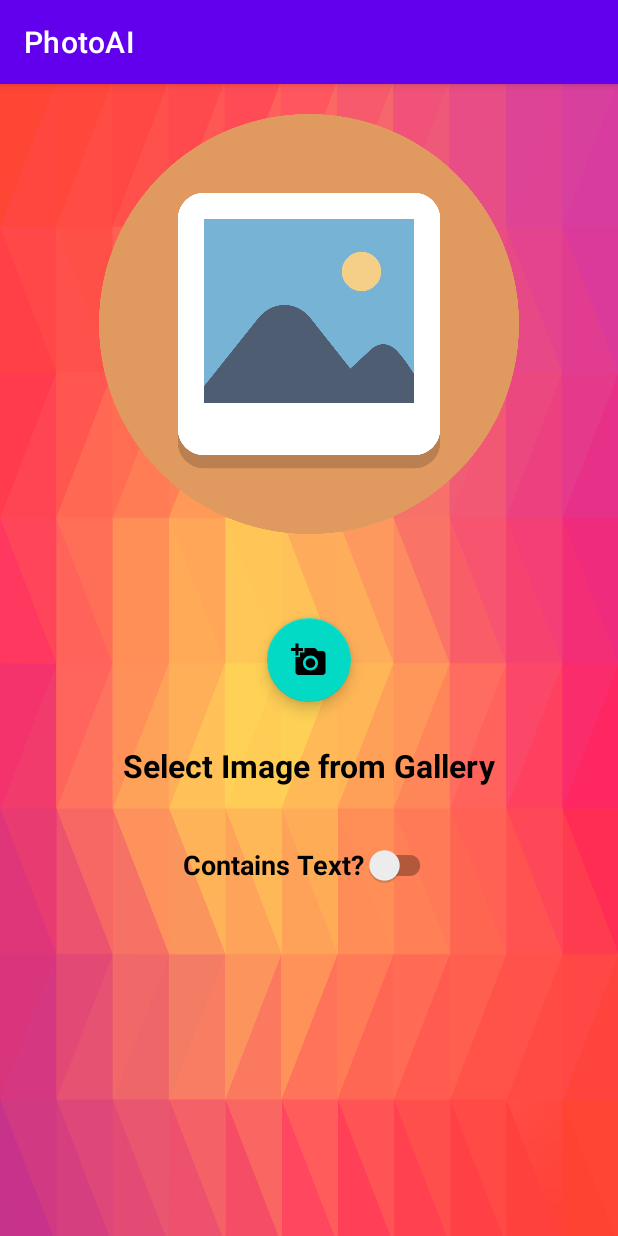
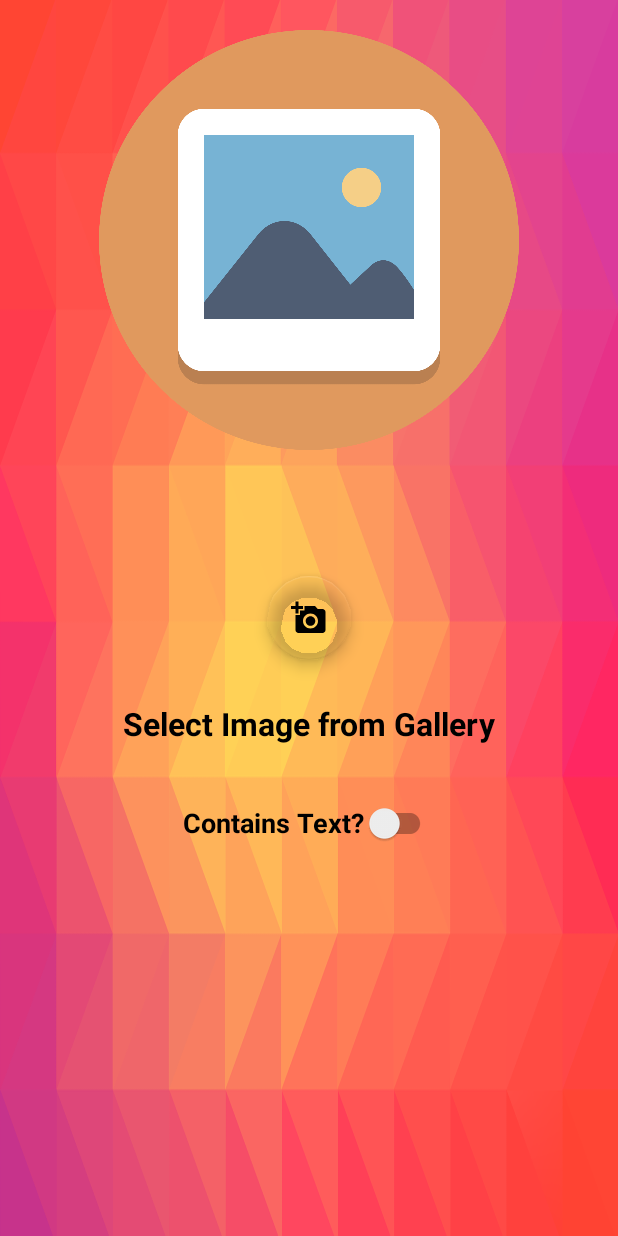
Before and after one commit to JayantGoel001/PhotoAI, an Android app: the screen it shows after launch (MainActivity), on a phone screen of 412 x 824 dp. Run offline under Robolectric (Android 15) with nearby library versions, the phone set to English and light mode, and no system bars.

Commit message:
Initial Commit

```diff
--- a/app/src/main/AndroidManifest.xml
+++ b/app/src/main/AndroidManifest.xml
@@ -13,7 +13,8 @@
         android:label="@string/app_name"
         android:roundIcon="@mipmap/ic_launcher_round"
         android:supportsRtl="true"
-        android:theme="@style/Theme.PhotoAI">
+        android:theme="@style/Theme.MaterialComponents.Light.NoActionBar"
+        tools:ignore="AllowBackup">
         <activity android:name=".MainActivity">
             <intent-filter>
                 <action android:name="android.intent.action.MAIN" />
--- a/app/src/main/res/drawable/ic_baseline_add_a_photo_24.xml
+++ b/app/src/main/res/drawable/ic_baseline_add_a_photo_24.xml
@@ -1,10 +1,10 @@
 <vector xmlns:android="http://schemas.android.com/apk/res/android"
-    android:width="24dp"
-    android:height="24dp"
+    android:width="44dp"
+    android:height="44dp"
     android:viewportWidth="24"
     android:viewportHeight="24"
-    android:tint="?attr/colorControlNormal">
+    >
   <path
-      android:fillColor="@android:color/white"
+      android:fillColor="#FF000000"
       android:pathData="M3,4V1h2v3h3v2H5v3H3V6H0V4H3zM6,10V7h3V4h7l1.83,2H21c1.1,0 2,0.9 2,2v12c0,1.1 -0.9,2 -2,2H5c-1.1,0 -2,-0.9 -2,-2V10H6zM13,19c2.76,0 5,-2.24 5,-5s-2.24,-5 -5,-5s-5,2.24 -5,5S10.24,19 13,19zM9.8,14c0,1.77 1.43,3.2 3.2,3.2s3.2,-1.43 3.2,-3.2s-1.43,-3.2 -3.2,-3.2S9.8,12.23 9.8,14z"/>
 </vector>
--- a/app/src/main/res/layout/activity_main.xml
+++ b/app/src/main/res/layout/activity_main.xml
@@ -28,6 +28,7 @@
             android:layout_height="wrap_content"
             style="@style/Widget.Design.FloatingActionButton"
             android:layout_margin="8dp"
+            app:backgroundTint="@android:color/transparent"
             app:layout_constraintBottom_toBottomOf="parent"
             app:layout_constraintEnd_toEndOf="parent"
             app:layout_constraintStart_toStartOf="parent"
```
Also changed, not shown: app/src/main/res/values/themes.xml (+9 -0 lines).
